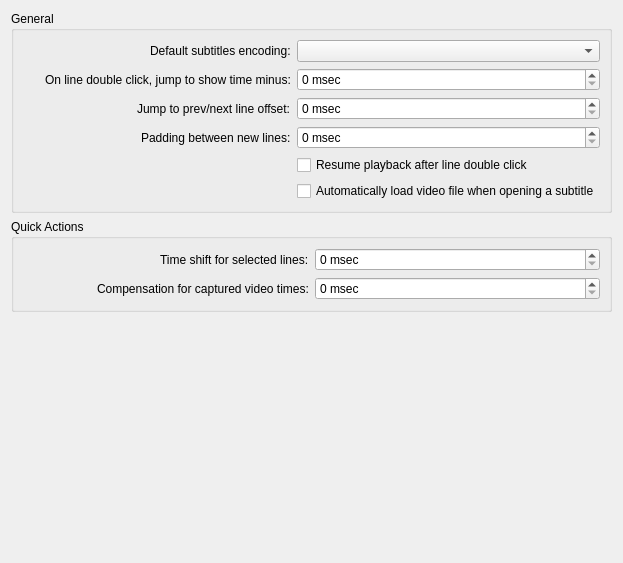
This is src/configs/generalconfigwidget.ui in maxrd2/SubtitleComposer as Qt 5 draws it before an edit. The edited form follows.
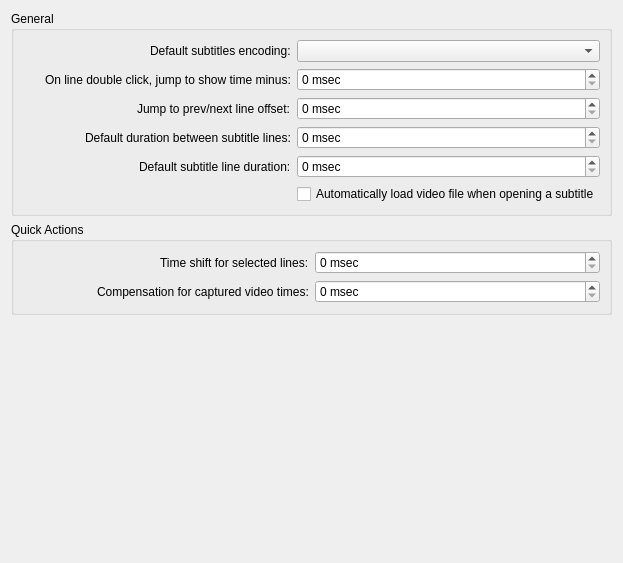
This is the edited form.

Commit message: Rename NewLinePadding and add LineDuration

Diff of the .ui file:
```diff
--- a/src/configs/generalconfigwidget.ui
+++ b/src/configs/generalconfigwidget.ui
@@ -76,14 +76,31 @@
        </widget>
       </item>
       <item row="3" column="0" alignment="Qt::AlignRight">
-       <widget class="QLabel" name="label_2">
+       <widget class="QLabel" name="label_LineMargin">
         <property name="text">
-         <string>Padding between new lines:</string>
+         <string>Default duration between subtitle lines:</string>
         </property>
        </widget>
       </item>
       <item row="3" column="1">
-       <widget class="QSpinBox" name="kcfg_NewLinePadding">
+       <widget class="QSpinBox" name="kcfg_LineMargin">
+        <property name="suffix">
+         <string> msec</string>
+        </property>
+        <property name="maximum">
+         <number>10000</number>
+        </property>
+       </widget>
+      </item>
+      <item row="4" column="0" alignment="Qt::AlignRight">
+       <widget class="QLabel" name="label_LineDuration">
+        <property name="text">
+         <string>Default subtitle line duration:</string>
+        </property>
+       </widget>
+      </item>
+      <item row="4" column="1">
+       <widget class="QSpinBox" name="kcfg_LineDuration">
         <property name="suffix">
          <string> msec</string>
         </property>
```
The commit also changes 2 other files.
